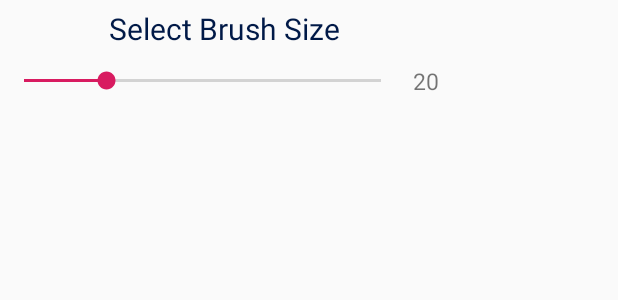
After one commit to broto76/KidzDrawing, an Android app: the layout dialog_brush_size_slider.xml on its own in the app's theme, with its tools: preview values and no code run, on a phone screen of 412 x 824 dp. The commit adds this screen. Shown: the top 300 px of the screen. Run offline under Robolectric (Android 15) with nearby library versions, the phone set to English and light mode, and no system bars.

Commit message:
Added feature to change brush size using slider.
Signed-off-by: Anibrata Saha <broto76@gmail.com>

```diff
--- /dev/null
+++ b/app/src/main/res/layout/dialog_brush_size_slider.xml
@@ -0,0 +1,47 @@
+<?xml version="1.0" encoding="utf-8"?>
+<LinearLayout xmlns:android="http://schemas.android.com/apk/res/android"
+    xmlns:app="http://schemas.android.com/apk/res-auto"
+    android:orientation="vertical"
+    android:layout_width="wrap_content"
+    android:layout_height="wrap_content" >
+
+    <TextView
+        android:padding="5dp"
+        android:layout_width="wrap_content"
+        android:layout_height="wrap_content"
+        android:text="Select Brush Size"
+        android:layout_gravity="center"
+        android:textColor="#001947"
+        android:textSize="20sp"
+        />
+
+    <LinearLayout
+        android:orientation="horizontal"
+        android:layout_width="300dp"
+        android:layout_height="wrap_content"
+        android:layout_gravity="center"
+        android:gravity="center">
+
+        <androidx.appcompat.widget.AppCompatSeekBar
+            android:id="@+id/size_slider"
+            android:layout_width="0dp"
+            android:layout_height="wrap_content"
+            android:max="70"
+            android:padding="5dp"
+            android:min="5"
+            android:layout_weight="9"
+            android:progress="20" />
+
+        <TextView
+            android:id="@+id/tv_size"
+            android:padding="5dp"
+            android:layout_width="0dp"
+            android:layout_weight="1"
+            android:layout_height="wrap_content"
+            android:text="20"
+            android:textSize="15sp"
+            />
+
+    </LinearLayout>
+
+</LinearLayout>
```
Also changed, not shown: app/src/main/java/com/broto/kidzdrawing/MainActivity.kt (+34 -1 lines).
